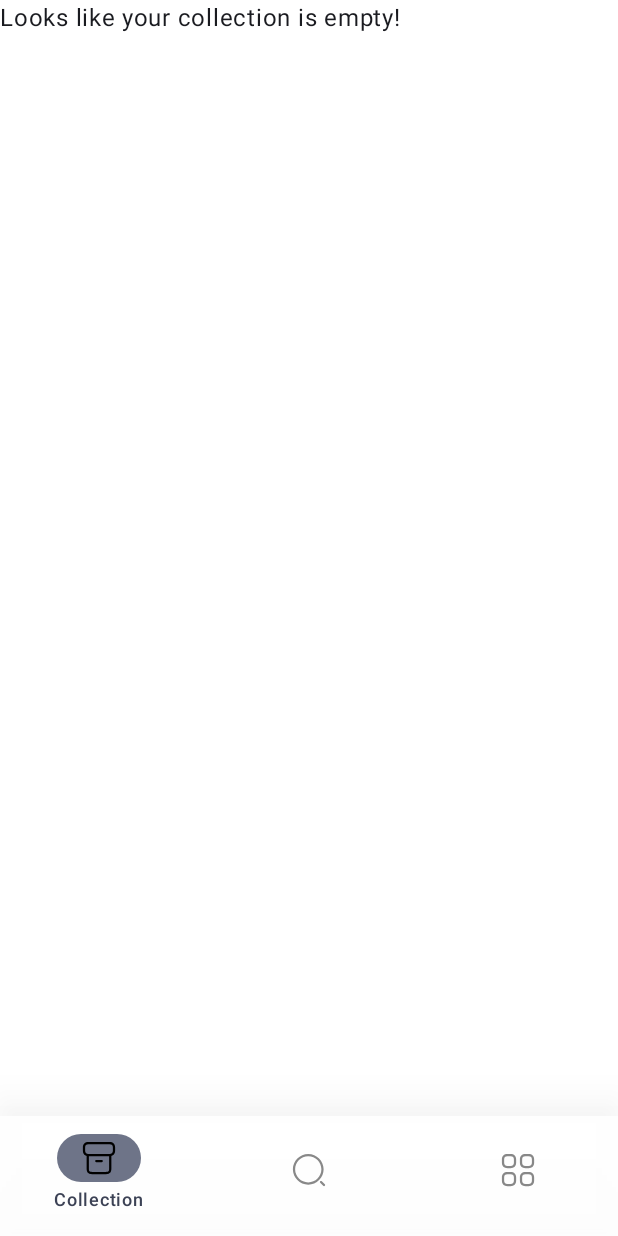
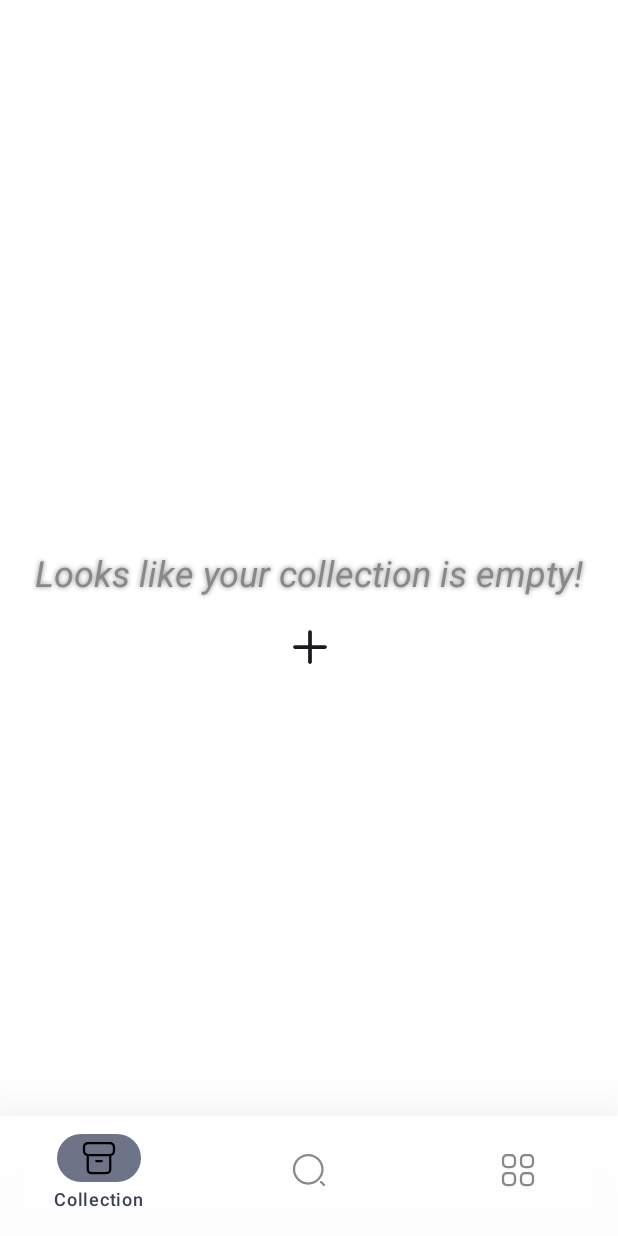
Before and after one commit to dutaci28/CardBinder, an Android app built with Jetpack Compose: the CollectionScreen screen opened through its navigation route, on a phone screen of 412 x 824 dp. Run offline under Robolectric (Android 15) with nearby library versions, the phone set to English and light mode, and no system bars; our stand-ins replace Dagger/Hilt's generated code, Firebase (no records; nobody signed in at launch, a user with empty details on screens opened directly), paging; pictures from the network do not load.

Commit message:
added collection empty screen

```diff
--- a/app/src/main/java/com/example/cardbinder/screens/main/collection/CollectionScreen.kt
+++ b/app/src/main/java/com/example/cardbinder/screens/main/collection/CollectionScreen.kt
@@ -37,11 +37,14 @@ import androidx.compose.ui.draw.BlurredEdgeTreatment
 import androidx.compose.ui.draw.alpha
 import androidx.compose.ui.draw.blur
 import androidx.compose.ui.graphics.Color
+import androidx.compose.ui.graphics.Shadow
 import androidx.compose.ui.graphics.graphicsLayer
 import androidx.compose.ui.graphics.vector.ImageVector
 import androidx.compose.ui.layout.ContentScale
 import androidx.compose.ui.platform.LocalContext
 import androidx.compose.ui.res.vectorResource
+import androidx.compose.ui.text.TextStyle
+import androidx.compose.ui.text.font.FontStyle
 import androidx.compose.ui.unit.dp
 import androidx.compose.ui.unit.sp
 import androidx.hilt.navigation.compose.hiltViewModel
@@ -90,7 +93,7 @@ fun SharedTransitionScope.CollectionScreen(
     val collectionViewToggle = remember { mutableStateOf(false) }
 
     if (collectionCards.isEmpty())
-        Text(text = "Looks like your collection is empty!")
+        EmptyCollection(navController = navController)
     else
         Scaffold(
             topBar = {
@@ -117,6 +120,38 @@ fun SharedTransitionScope.CollectionScreen(
                 }
             }
         )
+}
+
+@Composable
+fun EmptyCollection(navController: NavController) {
+    Box(modifier = Modifier.fillMaxSize(), contentAlignment = Alignment.Center) {
+        Column(horizontalAlignment = Alignment.CenterHorizontally) {
+            Text(
+                text = "Looks like your collection is empty!",
+                color = Color.Gray,
+                fontSize = 24.sp,
+                fontStyle = FontStyle.Italic,
+                style = TextStyle(
+                    shadow = Shadow(
+                        color = Color.Gray, blurRadius = 4f
+                    ),
+                ),
+            )
+            IconButton(
+                onClick = { navController.navigate(route = "search/" + true) },
+                modifier = Modifier.padding(top = 10.dp)
+            )
+            {
+                Icon(
+                    imageVector = ImageVector.vectorResource(id = R.drawable.plus),
+                    contentDescription = "Add Card Icon",
+                    modifier = Modifier
+                        .height(45.dp)
+                        .width(45.dp)
+                )
+            }
+        }
+    }
 }
 
 @Composable
```
